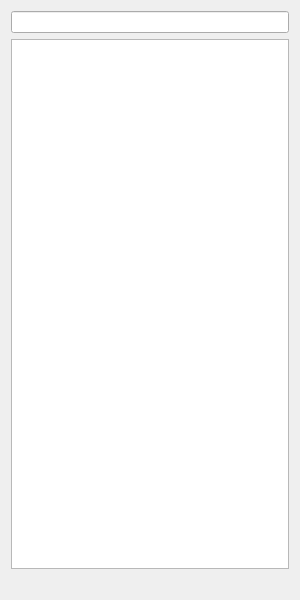
MITK/MITK, file Plugins/org.mitk.gui.qt.properties/src/internal/QmitkPropertyTreeView.ui: the form before one commit.
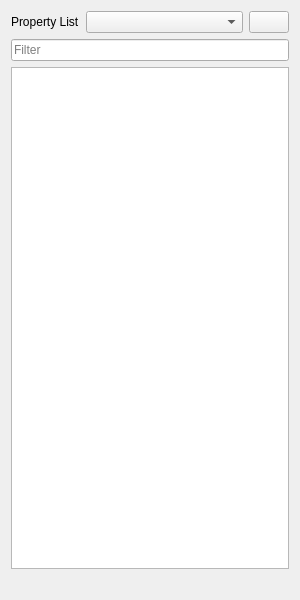
The form after the commit. Icons and pictures are not drawn. Custom widgets are drawn as their Qt base class.

Commit message:
Implemented property view developer mode.
Can be enabled in preferences. Allows to inspect render window specific properties and adding new properties.

The edit to the form file:
```diff
--- a/Plugins/org.mitk.gui.qt.properties/src/internal/QmitkPropertyTreeView.ui
+++ b/Plugins/org.mitk.gui.qt.properties/src/internal/QmitkPropertyTreeView.ui
@@ -15,7 +15,61 @@
   </property>
   <layout class="QVBoxLayout" name="layout">
    <item>
-    <widget class="QmitkLineEdit" name="filter"/>
+    <layout class="QHBoxLayout" name="horizontalLayout">
+     <item>
+      <widget class="QLabel" name="propertyListLabel">
+       <property name="sizePolicy">
+        <sizepolicy hsizetype="Maximum" vsizetype="Preferred">
+         <horstretch>0</horstretch>
+         <verstretch>0</verstretch>
+        </sizepolicy>
+       </property>
+       <property name="text">
+        <string>Property List</string>
+       </property>
+      </widget>
+     </item>
+     <item>
+      <widget class="QComboBox" name="propertyListComboBox">
+       <property name="sizePolicy">
+        <sizepolicy hsizetype="Expanding" vsizetype="Fixed">
+         <horstretch>0</horstretch>
+         <verstretch>0</verstretch>
+        </sizepolicy>
+       </property>
+      </widget>
+     </item>
+     <item>
+      <widget class="QPushButton" name="newButton">
+       <property name="toolTip">
+        <string>Add new property</string>
+       </property>
+       <property name="text">
+        <string/>
+       </property>
+       <property name="icon">
+        <iconset resource="../../resources/Properties.qrc">
+         <normaloff>:/Properties/new.png</normaloff>:/Properties/new.png</iconset>
+       </property>
+       <property name="iconSize">
+        <size>
+         <width>16</width>
+         <height>16</height>
+        </size>
+       </property>
+       <property name="flat">
+        <bool>false</bool>
+       </property>
+      </widget>
+     </item>
+    </layout>
+   </item>
+   <item>
+    <widget class="QLineEdit" name="filterLineEdit">
+     <property name="placeholderText">
+      <string>Filter</string>
+     </property>
+    </widget>
    </item>
    <item>
     <widget class="QTreeView" name="treeView">
@@ -73,13 +127,8 @@
    </item>
   </layout>
  </widget>
- <customwidgets>
-  <customwidget>
-   <class>QmitkLineEdit</class>
-   <extends>QLineEdit</extends>
-   <header>QmitkLineEdit.h</header>
-  </customwidget>
- </customwidgets>
- <resources/>
+ <resources>
+  <include location="../../resources/Properties.qrc"/>
+ </resources>
  <connections/>
 </ui>
```
Left out of the diff: 4 changed lines with no effect on the pictures. The commit also changes 16 other files.
